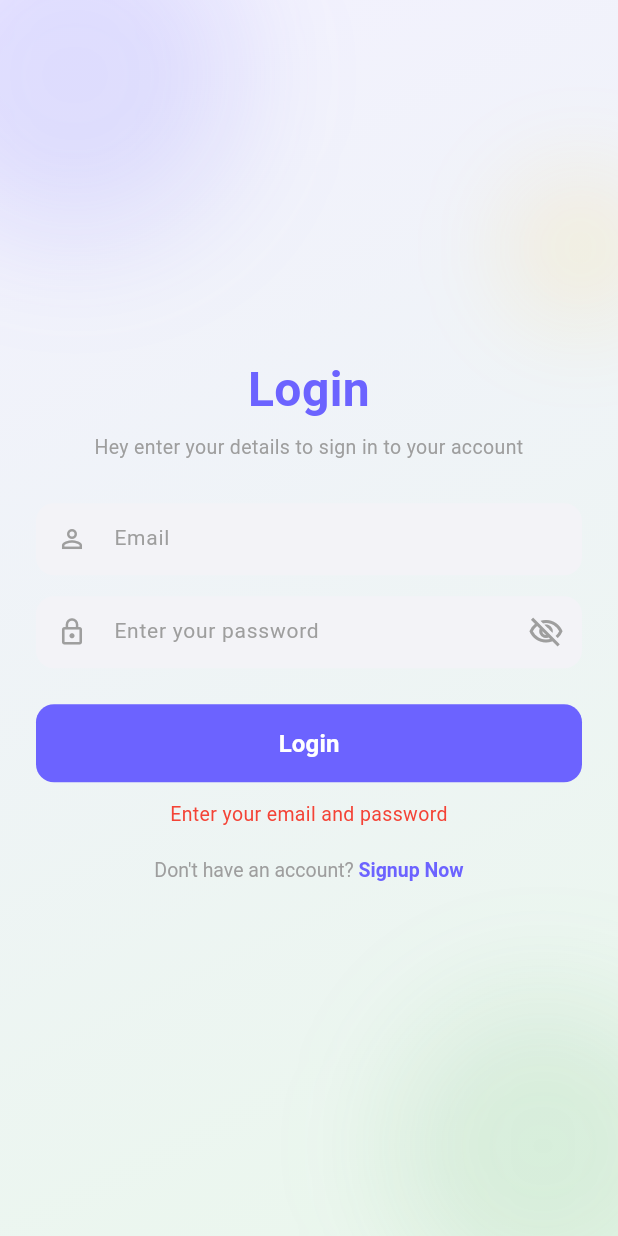
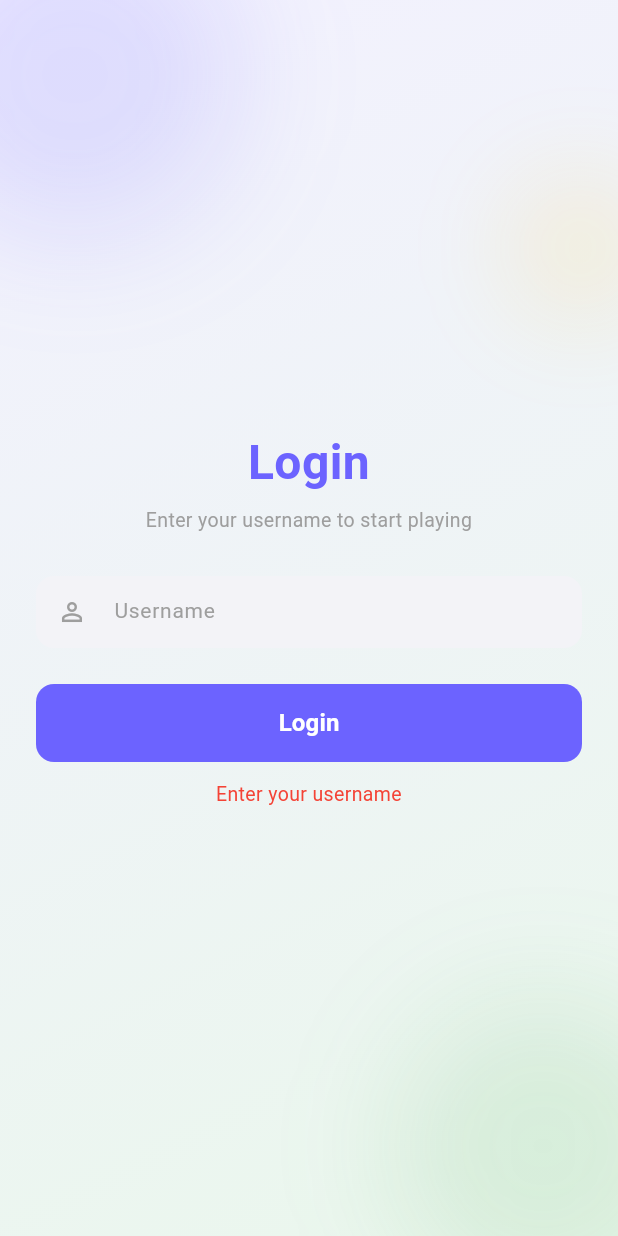
Before and after one commit to joan-code6/broccoli, a Flutter app: the screen it shows after launch, after a tap on "Login", on a phone screen of 412 x 824 dp. Run offline on Flutter 3.47's test engine with Material 3 defaults, Android fonts, the phone set to English and light mode, and no system bars; our stand-ins replace lottie; missing offline and left inert: nfc_manager.

Commit message:
update app

```diff
--- a/app/lib/login_screen.dart
+++ b/app/lib/login_screen.dart
@@ -1,9 +1,5 @@
-import 'dart:async';
 import 'dart:ui';
 import 'package:flutter/material.dart';
-import 'package:flutter/gestures.dart';
-import 'package:shared_preferences/shared_preferences.dart';
-import 'signup_screen.dart';
 import 'nfc_screen.dart';
 
 class LoginScreen extends StatefulWidget {
@@ -15,71 +11,27 @@ class LoginScreen extends StatefulWidget {
 
 class _LoginScreenState extends State<LoginScreen> {
   final TextEditingController _emailController = TextEditingController();
-  final TextEditingController _passwordController = TextEditingController();
-  bool _obscurePassword = true;
-  bool _isChecking = false;
   String? _errorMessage;
-  Timer? _errorTimer;
 
   @override
   void dispose() {
     _emailController.dispose();
-    _passwordController.dispose();
-    _errorTimer?.cancel();
     super.dispose();
   }
 
-  void _showError(String message) {
-    _errorTimer?.cancel();
+  void _handleLogin() {
+    final email = _emailController.text.trim();
+
+    if (email.isEmpty) {
       setState(() {
-      _errorMessage = message;
+        _errorMessage = 'Enter your username';
       });
-    _errorTimer = Timer(const Duration(seconds: 2), () {
-      if (!mounted) return;
-      setState(() {
-        _errorMessage = null;
-      });
-    });
-  }
-
-  Future<void> _handleLogin() async {
-    final email = _emailController.text.trim();
-    final password = _passwordController.text;
-
-    if (email.isEmpty || password.isEmpty) {
-      _showError('Enter your email and password');
       return;
     }
 
-    setState(() {
-      _isChecking = true;
-      _errorMessage = null;
-    });
-    _errorTimer?.cancel();
-
-    final prefs = await SharedPreferences.getInstance();
-    final savedEmail = prefs.getString('saved_email');
-    final savedPassword = prefs.getString('saved_password');
-
-    if (!mounted) return;
-
-    final isMatch =
-        savedEmail != null &&
-        savedPassword != null &&
-        email == savedEmail &&
-        password == savedPassword;
-
-    setState(() {
-      _isChecking = false;
-    });
-
-    if (isMatch) {
     Navigator.of(context).pushReplacement(
       MaterialPageRoute(builder: (context) => const NfcScreen()),
     );
-    } else {
-      _showError('Incorrect email or password');
-    }
   }
 
   Widget _blurBlob({
@@ -101,8 +53,6 @@ class _LoginScreenState extends State<LoginScreen> {
     required TextEditingController controller,
     required String hint,
     required IconData icon,
-    bool obscureText = false,
-    Widget? suffixIcon,
   }) {
     return Container(
       height: 48,
@@ -112,11 +62,9 @@ class _LoginScreenState extends State<LoginScreen> {
       ),
       child: TextField(
         controller: controller,
-        obscureText: obscureText,
         style: const TextStyle(fontSize: 14),
         decoration: InputDecoration(
           prefixIcon: Icon(icon, color: Colors.grey, size: 20),
-          suffixIcon: suffixIcon,
           hintText: hint,
           hintStyle: const TextStyle(fontSize: 14, color: Colors.grey),
           border: InputBorder.none,
@@ -183,42 +131,22 @@ class _LoginScreenState extends State<LoginScreen> {
                       ),
                       const SizedBox(height: 6),
                       const Text(
-                        'Hey enter your details to sign in to your account',
+                        'Enter your username to start playing',
                         textAlign: TextAlign.center,
                         style: TextStyle(fontSize: 13, color: Colors.grey),
                       ),
                       const SizedBox(height: 28),
                       _buildTextField(
                         controller: _emailController,
-                        hint: 'Email',
+                        hint: 'Username',
                         icon: Icons.person_outline,
-                      ),
-                      const SizedBox(height: 14),
-                      _buildTextField(
-                        controller: _passwordController,
-                        hint: 'Enter your password',
-                        icon: Icons.lock_outline,
-                        obscureText: _obscurePassword,
-                        suffixIcon: IconButton(
-                          icon: Icon(
-                            _obscurePassword
-                                ? Icons.visibility_off_outlined
-                                : Icons.visibility_outlined,
-                            color: Colors.grey,
-                          ),
-                          onPressed: () {
-                            setState(() {
-                              _obscurePassword = !_obscurePassword;
-                            });
-                          },
-                        ),
                       ),
                       const SizedBox(height: 24),
                       SizedBox(
                         width: double.infinity,
                         height: 52,
                         child: ElevatedButton(
-                          onPressed: _isChecking ? null : _handleLogin,
+                          onPressed: _handleLogin,
                           style: ElevatedButton.styleFrom(
                             backgroundColor: const Color(0xFF6C63FF),
                             shape: RoundedRectangleBorder(
@@ -226,16 +154,7 @@ class _LoginScreenState extends State<LoginScreen> {
                             ),
                             elevation: 0,
                           ),
-                          child: _isChecking
-                              ? const SizedBox(
-                                  width: 20,
-                                  height: 20,
-                                  child: CircularProgressIndicator(
-                                    strokeWidth: 2,
-                                    color: Colors.white,
-                                  ),
-                                )
-                              : const Text(
+                          child: const Text(
                             'Login',
                             style: TextStyle(
                               fontSize: 16,
@@ -255,38 +174,6 @@ class _LoginScreenState extends State<LoginScreen> {
                             color: Colors.red,
                           ),
                         ),
-                      const SizedBox(height: 20),
-                      Align(
-                        alignment: Alignment.center,
-                        child: RichText(
-                          textAlign: TextAlign.center,
-                          text: TextSpan(
-                            style: const TextStyle(
-                              fontSize: 13,
-                              color: Colors.grey,
-                            ),
-                            children: [
-                              const TextSpan(text: "Don't have an account? "),
-                              TextSpan(
-                                text: 'Signup Now',
-                                style: const TextStyle(
-                                  color: Color(0xFF6C63FF),
-                                  fontWeight: FontWeight.w600,
-                                ),
-                                recognizer: TapGestureRecognizer()
-                                  ..onTap = () {
-                                    Navigator.of(context).push(
-                                      MaterialPageRoute(
-                                        builder: (context) =>
-                                            const SignupScreen(),
-                                      ),
-                                    );
-                                  },
-                              ),
-                            ],
-                          ),
-                        ),
-                      ),
                     ],
                   ),
                 ),
--- a/app/pubspec.yaml
+++ b/app/pubspec.yaml
@@ -12,7 +12,6 @@ dependencies:
     sdk: flutter
 
   cupertino_icons: ^1.0.8
-  shared_preferences: ^2.2.2
   lottie: ^3.1.2
   nfc_manager: ^3.5.0
 
```
Also changed, not shown: app/pubspec.lock, 1 other file. Lines whose indentation alone changed are shown as unchanged.
